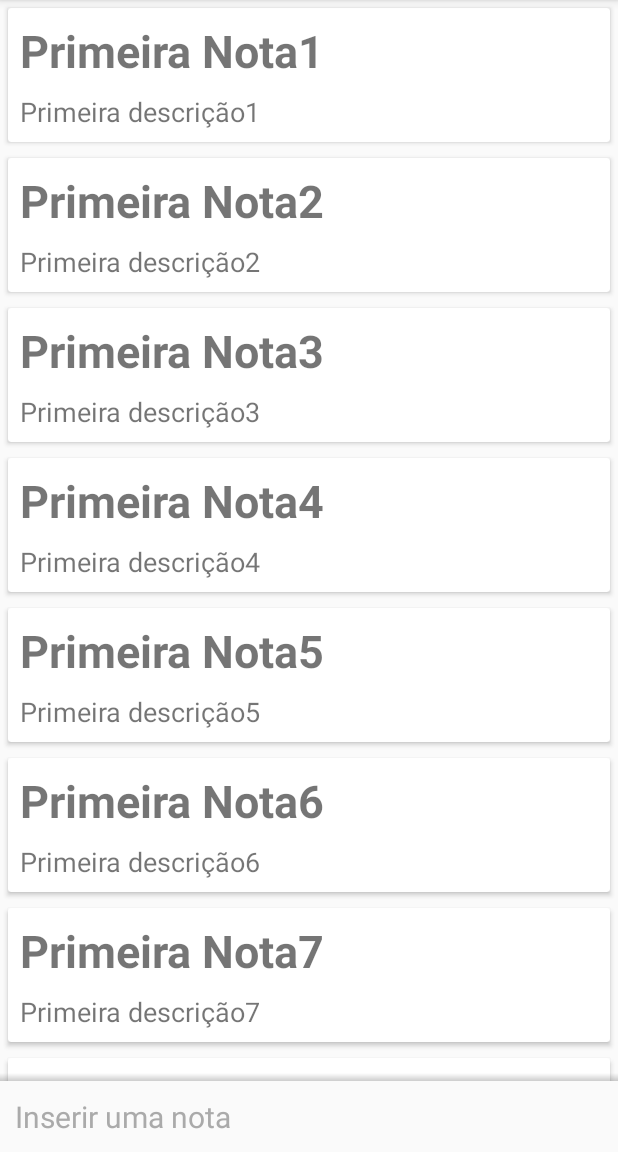
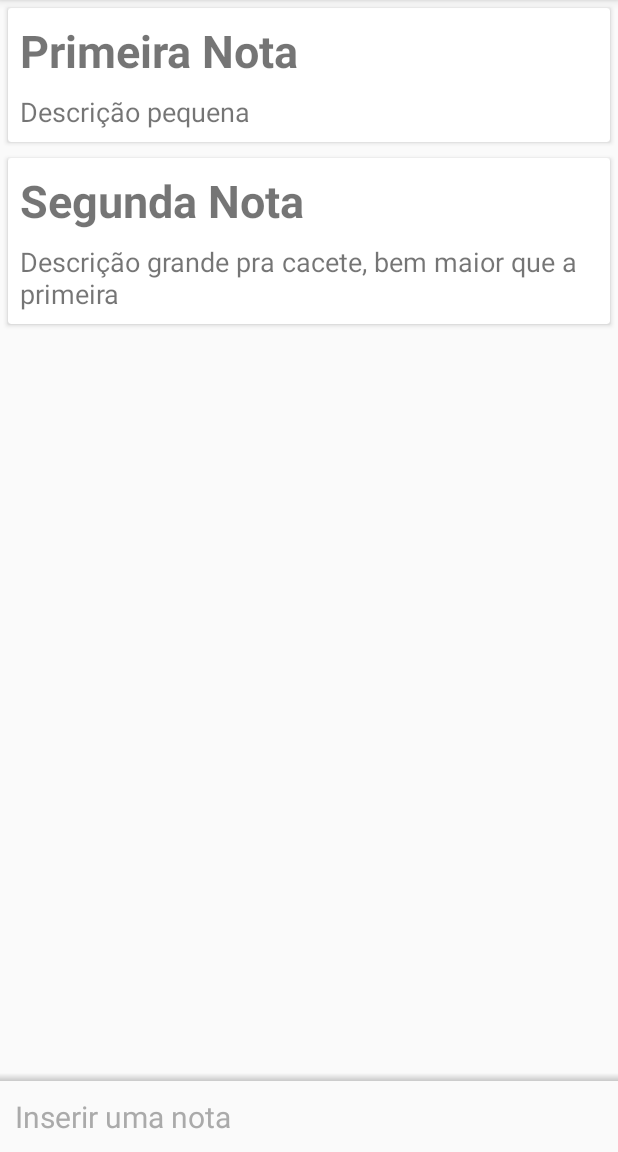
Before and after one commit to ffranzim/recyclerViewCeep, an Android app: the screen it shows after launch (ListaNotasActivity), on a phone screen of 412 x 824 dp, the part 84-1236 px from its top. Run offline under Robolectric (Android 15) with nearby library versions, the phone set to English and light mode, and no system bars.

Commit message:
Fim aula 3 - Refactor aula anterior recycler view só listando

```diff
--- a/app/src/main/java/br/com/franzim/ceep/ui/activity/ListaNotasActivity.java
+++ b/app/src/main/java/br/com/franzim/ceep/ui/activity/ListaNotasActivity.java
@@ -18,21 +18,23 @@ public class ListaNotasActivity extends AppCompatActivity {
         super.onCreate(savedInstanceState);
         setContentView(R.layout.activity_lista_notas);
 
+        NotaDAO notaDAO = new NotaDAO();
+        populaNotas(notaDAO);
+        setRecyclerView(notaDAO);
+
+    }
+
+    private void populaNotas(NotaDAO notaDAO) {
+        notaDAO.insere(new Nota("Primeira Nota", "Descrição pequena"));
+        notaDAO.insere(new Nota("Segunda Nota", "Descrição grande pra cacete, bem maior que a primeira"));
+    }
+
+    private void setRecyclerView(NotaDAO notaDAO) {
         RecyclerView rvNotas = findViewById(R.id.rv_notas);
 
-        NotaDAO notaDAO = new NotaDAO();
+        rvNotas.setAdapter(new ListaNotasAdapter(this, notaDAO.todos()));
 
-        for (int i = 1;  i < 10000; i++) {
-            notaDAO.insere(new Nota("Primeira Nota"  + i, "Primeira descrição"  + i));
-        }
-
-
-
-
-        LinearLayoutManager layoutManager = new LinearLayoutManager(this);
-        rvNotas.setAdapter(new ListaNotasAdapter(this, notaDAO.todos()));
-        rvNotas.setLayoutManager(layoutManager);
-
-
+//        LinearLayoutManager layoutManager = new LinearLayoutManager(this);
+//        rvNotas.setLayoutManager(layoutManager);
     }
 }
--- a/app/src/main/java/br/com/franzim/ceep/ui/recyclerview/adapter/ListaNotasAdapter.java
+++ b/app/src/main/java/br/com/franzim/ceep/ui/recyclerview/adapter/ListaNotasAdapter.java
@@ -3,6 +3,7 @@ package br.com.franzim.ceep.ui.recyclerview.adapter;
 import android.content.Context;
 import android.support.annotation.NonNull;
 import android.support.v7.widget.RecyclerView;
+import android.util.Log;
 import android.view.LayoutInflater;
 import android.view.View;
 import android.view.ViewGroup;
@@ -13,10 +14,13 @@ import java.util.List;
 import br.com.franzim.ceep.R;
 import br.com.franzim.ceep.model.Nota;
 
-public class ListaNotasAdapter extends RecyclerView.Adapter {
+public class ListaNotasAdapter extends RecyclerView.Adapter<ListaNotasAdapter.NotaViewHolder> {
 
-    private Context context;
-    private List<Nota> notas;
+    private final Context context;
+    private final List<Nota> notas;
+
+    private static int quantidadeViewCriadas;
+    private static int quantidadeBindView;
 
     public ListaNotasAdapter(Context context, List<Nota> notas) {
         this.context = context;
@@ -25,20 +29,19 @@ public class ListaNotasAdapter extends RecyclerView.Adapter {
 
     @NonNull
     @Override
-    public RecyclerView.ViewHolder onCreateViewHolder(@NonNull ViewGroup viewGroup, int position) {
+    public ListaNotasAdapter.NotaViewHolder onCreateViewHolder(@NonNull ViewGroup viewGroup, int position) {
+        Log.i("recyclerView adapter", "onCreateViewHolder qtd: " + ++quantidadeViewCriadas);
         View view = LayoutInflater.from(this.context).inflate(R.layout.item_nota, viewGroup, false);
         return new NotaViewHolder(view);
     }
 
     @Override
-    public void onBindViewHolder(@NonNull RecyclerView.ViewHolder viewHolder, int position) {
+    public void onBindViewHolder(@NonNull ListaNotasAdapter.NotaViewHolder viewHolder, int position) {
+
+        Log.i("recyclerView adapter", "onBindViewHolder: posicao " + position + " qtd: " + ++quantidadeBindView);
+
         Nota nota = this.notas.get(position);
-
-        TextView tvTituloNota = viewHolder.itemView.findViewById(R.id.item_nota_titulo);
-        tvTituloNota.setText(nota.getTitulo());
-
-        TextView tvDescricaoNota = viewHolder.itemView.findViewById(R.id.item_nota_descricao);
-        tvDescricaoNota.setText(nota.getDescricao());
+        viewHolder.setVincula(nota);
     }
 
     @Override
@@ -48,8 +51,18 @@ public class ListaNotasAdapter extends RecyclerView.Adapter {
 
     class NotaViewHolder extends RecyclerView.ViewHolder {
 
+        private final TextView tvTituloNota;
+        private final TextView tvDescricaoNota;
+
         public NotaViewHolder(@NonNull View itemView) {
             super(itemView);
+            tvTituloNota = itemView.findViewById(R.id.item_nota_titulo);
+            tvDescricaoNota = itemView.findViewById(R.id.item_nota_descricao);
+        }
+
+        public void setVincula(Nota nota) {
+            tvTituloNota.setText(nota.getTitulo());
+            tvDescricaoNota.setText(nota.getDescricao());
         }
     }
 }
--- a/app/src/main/res/layout/activity_lista_notas.xml
+++ b/app/src/main/res/layout/activity_lista_notas.xml
@@ -14,7 +14,9 @@ x
         app:layout_constraintEnd_toEndOf="parent"
         app:layout_constraintStart_toStartOf="parent"
         app:layout_constraintTop_toTopOf="parent"
-        tools:listitem="@layout/item_nota" />
+        tools:listitem="@layout/item_nota"
+        app:layoutManager="android.support.v7.widget.LinearLayoutManager"
+        />
 
     <View android:id="@+id/lista_notas_fundo_gradiente_inferior"
         android:layout_width="0dp"
```
